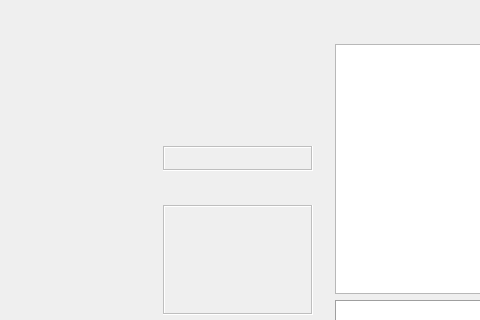
Qt form ChessClient/gamepanel.ui (orestonce/ChessGame) before a commit; both pictures show x 257 to 737 and y 0 to 320 of the 976 by 500 pixel window.
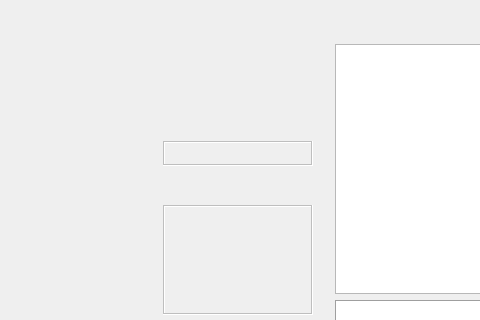
The same form after that commit.

The edit to the form file:
```diff
--- a/ChessClient/gamepanel.ui
+++ b/ChessClient/gamepanel.ui
@@ -62,7 +62,7 @@
     <string>重来</string>
    </property>
   </widget>
-  <widget class="QWidget" name="">
+  <widget class="QWidget" name="layoutWidget">
    <property name="geometry">
     <rect>
      <x>592</x>
@@ -187,7 +187,7 @@
     </item>
    </layout>
   </widget>
-  <widget class="QWidget" name="">
+  <widget class="QWidget" name="layoutWidget">
    <property name="geometry">
     <rect>
      <x>420</x>
@@ -199,6 +199,11 @@
    <layout class="QVBoxLayout" name="verticalLayout_3">
     <item>
      <widget class="QLabel" name="label_GameStatus">
+      <property name="font">
+       <font>
+        <pointsize>10</pointsize>
+       </font>
+      </property>
       <property name="text">
        <string/>
       </property>
```
